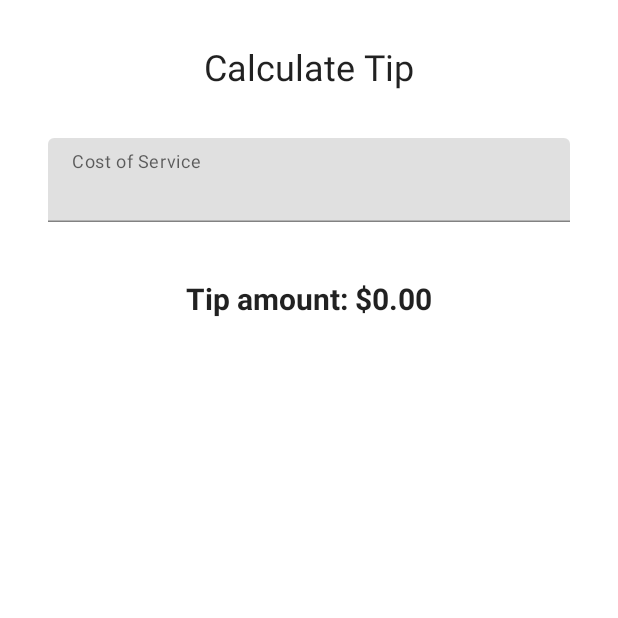
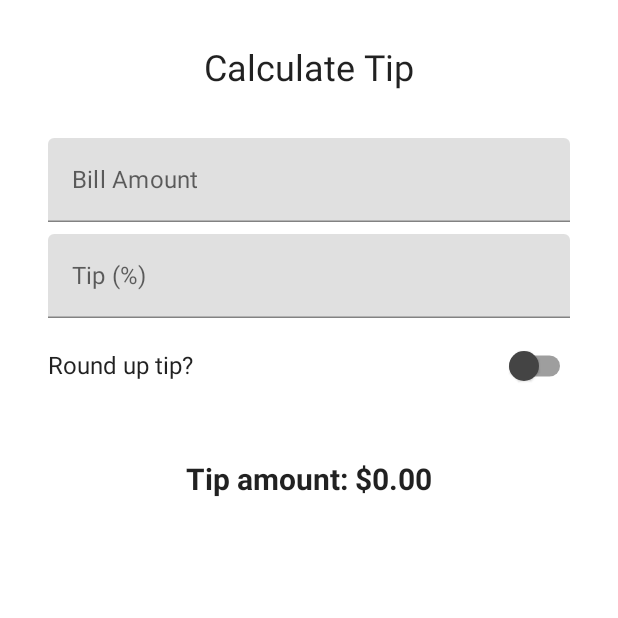
Before and after one commit to taotechs/Tip-Time-App, an Android app built with Jetpack Compose: the screen it shows after launch (MainActivity), on a phone screen of 412 x 824 dp, the top half of it. Run offline under Robolectric (Android 15) with nearby library versions, the phone set to English and light mode, and no system bars.

Commit message:
added Custom Tip text-field and RoundUp option

```diff
--- a/app/src/main/java/com/example/tiptime/MainActivity.kt
+++ b/app/src/main/java/com/example/tiptime/MainActivity.kt
@@ -3,17 +3,20 @@ package com.example.tiptime
 import android.os.Bundle
 import androidx.activity.ComponentActivity
 import androidx.activity.compose.setContent
+import androidx.annotation.StringRes
 import androidx.compose.foundation.layout.*
+import androidx.compose.foundation.text.KeyboardActions
 import androidx.compose.foundation.text.KeyboardOptions
-import androidx.compose.material.MaterialTheme
-import androidx.compose.material.Surface
-import androidx.compose.material.Text
-import androidx.compose.material.TextField
+import androidx.compose.material.*
 import androidx.compose.runtime.*
 import androidx.compose.ui.Alignment
 import androidx.compose.ui.Modifier
+import androidx.compose.ui.focus.FocusDirection
+import androidx.compose.ui.graphics.Color
+import androidx.compose.ui.platform.LocalFocusManager
 import androidx.compose.ui.res.stringResource
 import androidx.compose.ui.text.font.FontWeight
+import androidx.compose.ui.text.input.ImeAction
 import androidx.compose.ui.text.input.KeyboardType
 import androidx.compose.ui.tooling.preview.Preview
 import androidx.compose.ui.unit.dp
@@ -38,11 +41,23 @@ class MainActivity : ComponentActivity() {
     }
 }
 
+// main driver function that integrates all functionalities
 @Composable
 fun TipTimeScreen() {
-    var amountInput by remember { mutableStateOf(" ") }
+
+    var amountInput by remember { mutableStateOf("") }
     val amount = amountInput.toDoubleOrNull() ?: 0.0
-    val tip = calculateTip(amount = amount)
+
+    var tipInput by remember { mutableStateOf("") }
+    val tipPercent = tipInput.toDoubleOrNull() ?: 0.0
+
+    val focusManager = LocalFocusManager.current
+
+    var roundUp by remember { mutableStateOf(false) }
+
+    val tip = calculateTip(amount, tipPercent, roundUp)
+
+    // main colum to display the texts and text-fields
     Column(
         modifier = Modifier.padding(32.dp),
         verticalArrangement = Arrangement.spacedBy(8.dp)
@@ -53,8 +68,31 @@ fun TipTimeScreen() {
             modifier = Modifier.align(Alignment.CenterHorizontally)
         )
         Spacer(Modifier.height(16.dp))
-        EditNumberField(value = amountInput, onValueChanged = {amountInput = it})
+
+        EditNumberField(
+            label = R.string.bill_amount,
+            keyboardOptions = KeyboardOptions(
+                keyboardType = KeyboardType.Number,
+                imeAction = ImeAction.Next
+            ),
+            keyboardActions = KeyboardActions(onNext =
+            { focusManager.moveFocus(FocusDirection.Down) }),
+            value = amountInput, onValueChanged = { amountInput = it })
+
+        EditNumberField(
+            label = R.string.how_was_the_service,
+            keyboardOptions = KeyboardOptions(
+                keyboardType = KeyboardType.Number,
+                imeAction = ImeAction.Done
+            ),
+            keyboardActions = KeyboardActions(onDone =
+            { focusManager.clearFocus() }),
+            value = tipInput, onValueChanged = { tipInput = it })
+
+        RoundTheTipRow(roundUp = roundUp, onRoundUpChanged = { roundUp = it })
+
         Spacer(Modifier.height(24.dp))
+
         Text(
             text = stringResource(R.string.tip_amount, tip),
             modifier = Modifier.align(Alignment.CenterHorizontally),
@@ -66,8 +104,12 @@ fun TipTimeScreen() {
     }
 }
 
+// The TextField and its parameters are being declared here
 @Composable
 fun EditNumberField(
+    @StringRes label: Int,
+    keyboardOptions: KeyboardOptions,
+    keyboardActions: KeyboardActions,
     value: String,
     onValueChanged: (String) -> Unit
 ) {
@@ -75,21 +117,58 @@ fun EditNumberField(
     TextField(
         value = value,
         onValueChange = onValueChanged,
-        label = { Text(stringResource(R.string.cost_of_service)) },
+        label = { Text(stringResource(label)) },
         modifier = Modifier.fillMaxWidth(),
         singleLine = true,
-        keyboardOptions = KeyboardOptions(keyboardType = KeyboardType.Number)
+        keyboardOptions = keyboardOptions,
+        keyboardActions = keyboardActions
     )
 }
 
-private fun calculateTip(amount: Double, tipPercent: Double = 15.0): String {
-    val tip = (tipPercent / 100) * amount
+// function to display text and switch composable which will be used to round up the tip
+@Composable
+fun RoundTheTipRow(
+    roundUp: Boolean,
+    onRoundUpChanged: (Boolean) -> Unit,
+    modifier: Modifier = Modifier
+) {
+    Row(
+        modifier = modifier
+            .fillMaxWidth()
+            .size(48.dp),
+        verticalAlignment = Alignment.CenterVertically
+    ) {
+        Text(text = stringResource(R.string.round_up_tip))
+
+        Switch(
+            modifier = Modifier
+                .fillMaxWidth()
+                .wrapContentWidth(Alignment.End),
+            checked = roundUp,
+            onCheckedChange = onRoundUpChanged,
+            colors = SwitchDefaults.colors(
+                uncheckedThumbColor = Color.DarkGray
+            )
+        )
+    }
+
+}
+
+// function to calculate the tip
+private fun calculateTip(
+    amount: Double,
+    tipPercent: Double,
+    roundUp: Boolean
+): String {
+    var tip = (tipPercent / 100) * amount
+    if (roundUp)
+        tip = kotlin.math.ceil(tip)  //rounds up the tip to the nearest Double Value
     return NumberFormat.getCurrencyInstance().format(tip)
 }
 
 @Preview(showBackground = true)
 @Composable
-fun DefaultPreview() {
+fun TipTimeAppPreview() {
     TipTimeTheme {
         TipTimeScreen()
     }
--- a/app/src/main/res/values/strings.xml
+++ b/app/src/main/res/values/strings.xml
@@ -1,6 +1,8 @@
 <resources>
     <string name="app_name">Tip Time</string>
     <string name="calculate_tip">Calculate Tip</string>
-    <string name="cost_of_service">Cost of Service</string>
+    <string name="bill_amount">Bill Amount</string>
     <string name="tip_amount">Tip amount: %s</string>
+    <string name="how_was_the_service">Tip (%)</string>
+    <string name="round_up_tip">Round up tip?</string>
 </resources>
```
